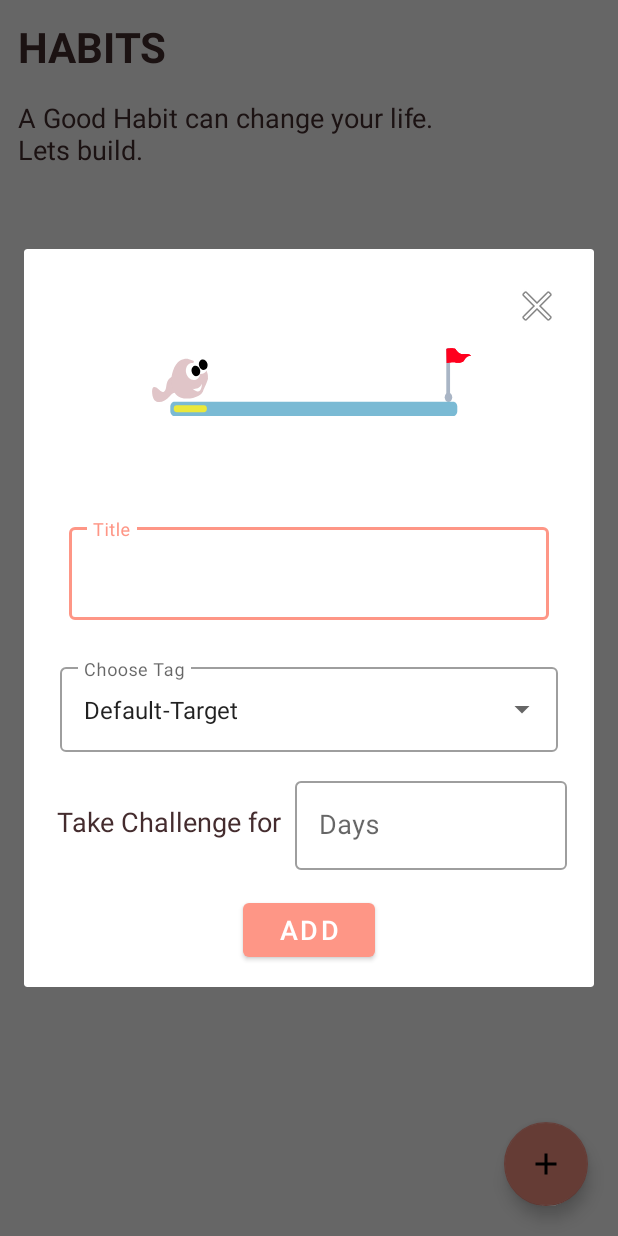
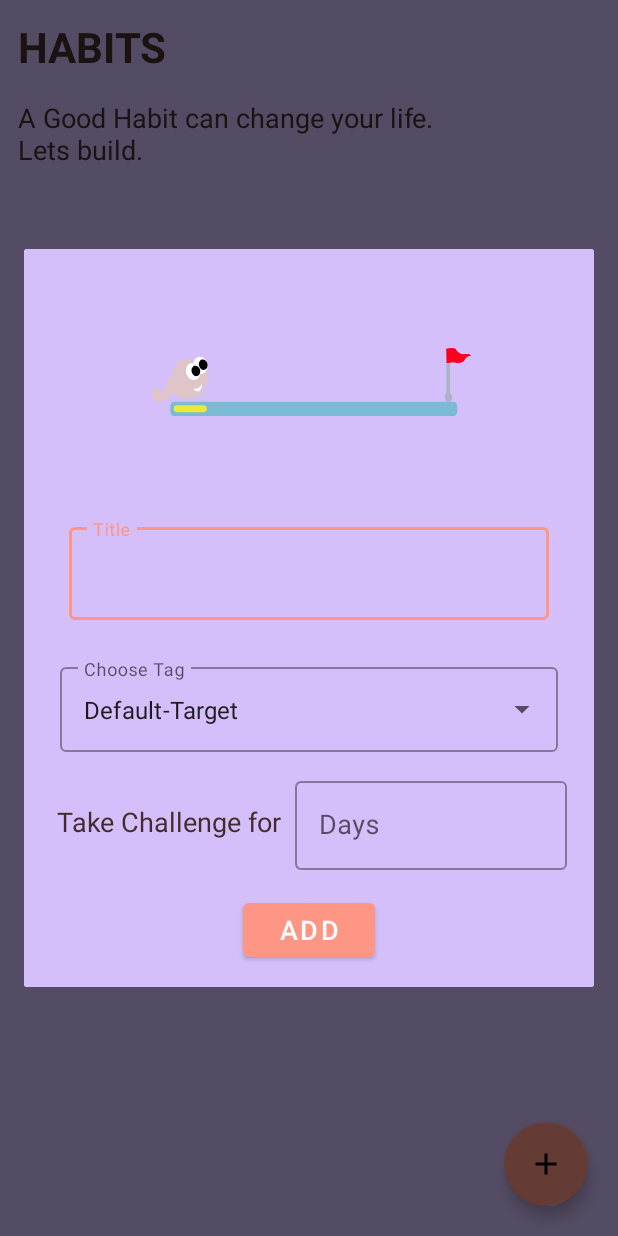
Before and after one commit to Duvini/TaskiFy, an Android app: the fragment AddHabitsDialogFragment placed in its activity, on a phone screen of 412 x 824 dp. Run offline under Robolectric (Android 15) with nearby library versions, the phone set to English and light mode, and no system bars; our stand-ins replace Room's generated code.

Commit message:
UI Half Done

```diff
--- a/app/src/main/res/layout/activity_habits.xml
+++ b/app/src/main/res/layout/activity_habits.xml
@@ -4,8 +4,8 @@
     xmlns:tools="http://schemas.android.com/tools"
     android:layout_width="match_parent"
     android:layout_height="match_parent"
-    android:background="#FFFFFF"
-    tools:context="com.example.taskify.activity.TasksActivity">
+    android:background="@color/bg"
+    tools:context="com.example.taskify.activity.HabitsActivity">
 
     <TextView
         android:id="@+id/tv_title_habit"
@@ -17,6 +17,7 @@
         android:layout_marginTop="12dp"
         android:layout_marginEnd="12dp"
         android:layout_marginBottom="12dp"
+        android:background="@null"
         android:text="HABITS"
         android:textSize="28sp"
         android:textStyle="bold" />
--- a/app/src/main/res/layout/activity_main.xml
+++ b/app/src/main/res/layout/activity_main.xml
@@ -4,7 +4,7 @@
     xmlns:tools="http://schemas.android.com/tools"
     android:layout_width="match_parent"
     android:layout_height="match_parent"
-    android:background="#FFFFFF"
+    android:background="@color/bg"
     tools:context="com.example.taskify.activity.MainActivity">
 
     <ImageButton
--- a/app/src/main/res/layout/fragment_add_habits_dialog.xml
+++ b/app/src/main/res/layout/fragment_add_habits_dialog.xml
@@ -1,18 +1,18 @@
 <?xml version="1.0" encoding="utf-8"?>
-<RelativeLayout
-    xmlns:android="http://schemas.android.com/apk/res/android"
+<RelativeLayout xmlns:android="http://schemas.android.com/apk/res/android"
+    xmlns:app="http://schemas.android.com/apk/res-auto"
     android:layout_width="match_parent"
     android:layout_height="wrap_content"
-    android:padding="14dp"
-    xmlns:app="http://schemas.android.com/apk/res-auto">
+    android:background="@color/bg"
+    android:padding="14dp">
 
     <!-- Linear Layout for the close/cross button -->
     <LinearLayout
         android:id="@+id/ll_Habits_dialog_close"
         android:layout_width="wrap_content"
         android:layout_height="wrap_content"
+        android:layout_alignParentTop="true"
         android:layout_alignParentEnd="true"
-        android:layout_alignParentTop="true"
         android:orientation="vertical">
 
         <ImageButton
@@ -20,55 +20,54 @@
             android:layout_width="48dp"
             android:layout_height="48dp"
             android:background="@null"
-            android:src="@android:drawable/ic_menu_close_clear_cancel"
-            android:contentDescription="Cross/Close/Clear Cross ImageButton" />
+            android:contentDescription="Cross/Close/Clear Cross ImageButton"
+            android:src="@android:drawable/ic_menu_close_clear_cancel" />
 
     </LinearLayout>
-
-
 
 
     <LinearLayout
         android:id="@+id/ll_habit_dialog_main"
         android:layout_width="350dp"
         android:layout_height="wrap_content"
+        android:layout_alignParentStart="true"
         android:layout_alignParentTop="true"
-        android:layout_alignParentStart="true"
         android:layout_alignParentEnd="true"
+        android:background="@color/bg"
         android:orientation="vertical">
 
         <com.airbnb.lottie.LottieAnimationView
             android:id="@+id/lottie_anim_view_tag"
             android:layout_width="match_parent"
             android:layout_height="150dp"
-            app:lottie_rawRes="@raw/tag_default_target"
             app:lottie_autoPlay="true"
-            app:lottie_loop="true"/>
+            app:lottie_loop="true"
+            app:lottie_rawRes="@raw/tag_default_target" />
 
         <com.google.android.material.textfield.TextInputLayout
             android:id="@+id/et_habits_title"
+            style="@style/Widget.MaterialComponents.TextInputLayout.OutlinedBox"
             android:layout_width="match_parent"
             android:layout_height="wrap_content"
-            android:padding="4dp"
             android:layout_margin="12dp"
             android:gravity="center"
             android:hint="Title"
-            style="@style/Widget.MaterialComponents.TextInputLayout.OutlinedBox">
+            android:padding="4dp">
+
             <com.google.android.material.textfield.TextInputEditText
                 android:layout_width="match_parent"
                 android:layout_height="wrap_content"
-                android:textSize="20sp"/>
+                android:textSize="20sp" />
         </com.google.android.material.textfield.TextInputLayout>
-
 
 
         <com.google.android.material.textfield.TextInputLayout
             android:id="@+id/dropdown_menu_habits_tag"
+            style="@style/Widget.MaterialComponents.TextInputLayout.OutlinedBox.ExposedDropdownMenu"
             android:layout_width="match_parent"
             android:layout_height="wrap_content"
             android:layout_margin="10dp"
-            android:hint="Choose Tag"
-            style="@style/Widget.MaterialComponents.TextInputLayout.OutlinedBox.ExposedDropdownMenu">
+            android:hint="Choose Tag">
 
             <AutoCompleteTextView
                 android:id="@+id/autoComplete_tags"
@@ -76,7 +75,7 @@
                 android:layout_height="match_parent"
                 android:layout_weight="1"
                 android:inputType="none"
-                android:text="Default-Target"/>
+                android:text="Default-Target" />
 
         </com.google.android.material.textfield.TextInputLayout>
 
@@ -84,29 +83,30 @@
         <LinearLayout
             android:layout_width="match_parent"
             android:layout_height="wrap_content"
-            android:orientation="horizontal"
-            android:layout_margin="4dp">
+            android:layout_margin="4dp"
+            android:orientation="horizontal">
 
             <TextView
                 android:layout_width="wrap_content"
                 android:layout_height="wrap_content"
+                android:layout_gravity="center"
                 android:layout_margin="4dp"
-                android:layout_gravity="center"
                 android:text="Take Challenge for "
-                android:textSize="18sp"/>
+                android:textSize="18sp" />
 
             <com.google.android.material.textfield.TextInputLayout
                 android:id="@+id/et_habits_days_max_count"
+                style="@style/Widget.MaterialComponents.TextInputLayout.OutlinedBox"
                 android:layout_width="match_parent"
                 android:layout_height="wrap_content"
                 android:gravity="center"
-                android:hint="Days"
-                style="@style/Widget.MaterialComponents.TextInputLayout.OutlinedBox">
+                android:hint="Days">
+
                 <com.google.android.material.textfield.TextInputEditText
                     android:layout_width="match_parent"
                     android:layout_height="wrap_content"
                     android:inputType="number"
-                    android:textSize="18sp"/>
+                    android:textSize="18sp" />
             </com.google.android.material.textfield.TextInputLayout>
 
 
@@ -117,11 +117,11 @@
             android:id="@+id/btn_habit_dialog_add"
             android:layout_width="wrap_content"
             android:layout_height="wrap_content"
+            android:layout_gravity="center"
             android:layout_marginTop="12dp"
-            android:layout_gravity="center"
             android:text="Add"
             android:textSize="18sp"
-            android:visibility="visible"/>
+            android:visibility="visible" />
 
 
     </LinearLayout>
--- a/app/src/main/res/layout/fragment_manage_tasks.xml
+++ b/app/src/main/res/layout/fragment_manage_tasks.xml
@@ -3,8 +3,8 @@
     xmlns:tools="http://schemas.android.com/tools"
     android:layout_width="match_parent"
     android:layout_height="match_parent"
-    android:background="#FFFFFF"
-    tools:context="com.example.taskify.fragment.ManageTasksFragment">
+    android:background="@color/bg"
+    tools:context=".fragment.ManageTasksFragment">
 
 
     <TextView
--- a/app/src/main/res/layout/fragment_tasks_list.xml
+++ b/app/src/main/res/layout/fragment_tasks_list.xml
@@ -3,8 +3,8 @@
     xmlns:tools="http://schemas.android.com/tools"
     android:layout_width="match_parent"
     android:layout_height="match_parent"
-    android:background="#FFFFFF"
-    tools:context="com.example.taskify.fragment.TasksListFragment">
+    android:background="@color/bg"
+    tools:context=".fragment.TasksListFragment">
 
     <TextView
         android:id="@+id/tv_title_tasks"
--- a/app/src/main/res/values/colors.xml
+++ b/app/src/main/res/values/colors.xml
@@ -7,6 +7,7 @@
     <color name="teal_700">#FF018786</color>
     <color name="black">#FF000000</color>
     <color name="white">#FFFFFFFF</color>
+    <color name="bg">#FFD4BFFA</color>
 
     <color name="vivid_pink">#FE9686</color>
     <color name="vivid_pink_secondary">#FE8472</color>
```
Also changed, not shown: app/src/main/res/layout/activity_tasks.xml (+5 -5 lines), app/src/main/res/layout/fragment_add_tasks.xml (+19 -19 lines), app/src/main/res/layout/fragment_manage_habits_dialog.xml (+36 -38 lines).
